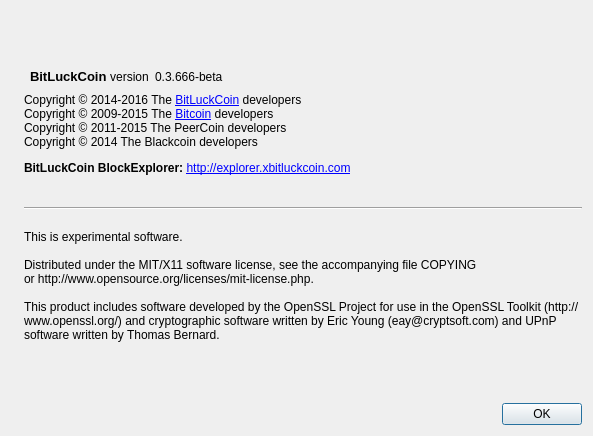
The window that src/qt/forms/aboutdialog.ui (bitluckdev/bitluckcoin) describes before a commit, drawn with Qt 5.
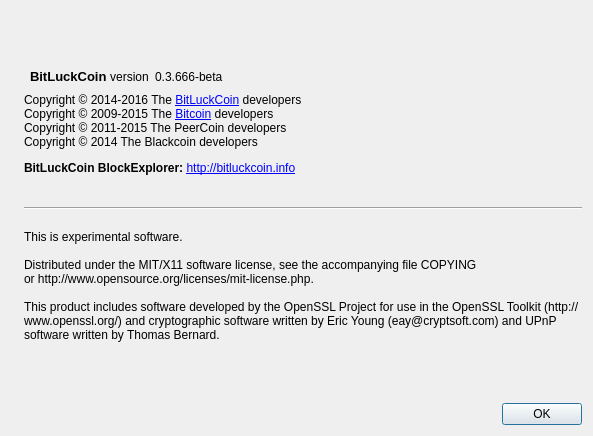
The same window after the commit. Icons and pictures are not drawn.

```diff
--- a/src/qt/forms/aboutdialog.ui
+++ b/src/qt/forms/aboutdialog.ui
@@ -116,7 +116,7 @@
         <cursorShape>IBeamCursor</cursorShape>
        </property>
        <property name="text">
-        <string>&lt;html&gt;&lt;head/&gt;&lt;body&gt;&lt;p&gt;Copyright © 2014-2016 The &lt;a href=&quot;http://xbitluckcoin.com&quot;&gt;&lt;span style=&quot; text-decoration: underline; color:#0000ff;&quot;&gt;BitLuckCoin&lt;/span&gt;&lt;/a&gt; developers&lt;br/&gt;Copyright © 2009-2015 The &lt;a href=&quot;http://bitcoin.org&quot;&gt;&lt;span style=&quot; text-decoration: underline; color:#0000ff;&quot;&gt;Bitcoin&lt;/span&gt;&lt;/a&gt; developers&lt;br/&gt;Copyright © 2011-2015 The PeerCoin developers&lt;br/&gt;Copyright © 2014 The Blackcoin developers&lt;/p&gt;&lt;p&gt;&lt;span style=&quot; font-weight:600;&quot;&gt;BitLuckCoin BlockExplorer: &lt;/span&gt;&lt;a href=&quot;http://explorer.xbitluckcoin.com&quot;&gt;&lt;span style=&quot; text-decoration: underline; color:#0000ff;&quot;&gt;http://explorer.xbitluckcoin.com&lt;/span&gt;&lt;/a&gt;&lt;/p&gt;&lt;p&gt;&lt;/p&gt;&lt;/body&gt;&lt;/html&gt;</string>
+        <string>&lt;html&gt;&lt;head/&gt;&lt;body&gt;&lt;p&gt;Copyright © 2014-2016 The &lt;a href=&quot;http://bitluckcoin.com&quot;&gt;&lt;span style=&quot; text-decoration: underline; color:#0000ff;&quot;&gt;BitLuckCoin&lt;/span&gt;&lt;/a&gt; developers&lt;br/&gt;Copyright © 2009-2015 The &lt;a href=&quot;http://bitcoin.org&quot;&gt;&lt;span style=&quot; text-decoration: underline; color:#0000ff;&quot;&gt;Bitcoin&lt;/span&gt;&lt;/a&gt; developers&lt;br/&gt;Copyright © 2011-2015 The PeerCoin developers&lt;br/&gt;Copyright © 2014 The Blackcoin developers&lt;/p&gt;&lt;p&gt;&lt;span style=&quot; font-weight:600;&quot;&gt;BitLuckCoin BlockExplorer: &lt;/span&gt;&lt;a href=&quot;http://bitluckcoin.info&quot;&gt;&lt;span style=&quot; text-decoration: underline; color:#0000ff;&quot;&gt;http://bitluckcoin.info&lt;/span&gt;&lt;/a&gt;&lt;/p&gt;&lt;p&gt;&lt;/p&gt;&lt;/body&gt;&lt;/html&gt;</string>
        </property>
        <property name="wordWrap">
         <bool>true</bool>
```
